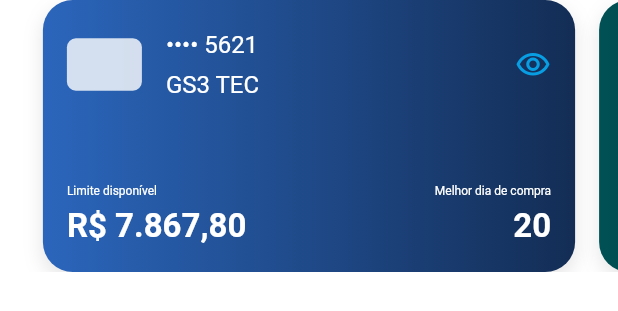
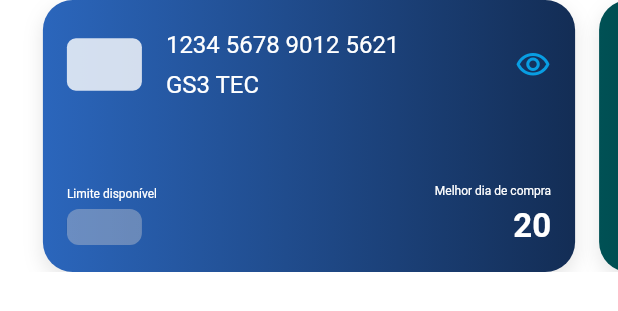
Before and after one commit to Arthurlima544/Desafio-Tecnico-GS3, a Flutter app: the CreditCardCarousel widget shown alone on an empty page, opened directly, on a phone screen of 412 x 824 dp. Shown: the top 311 px of the screen. Run offline on Flutter 3.47's test engine with Material 3 defaults, Android fonts, the phone set to English and light mode, and no system bars; Roboto replaces fonts that are missing (Mulish).

Commit message:
feat: update CreditCardCarousel to use HomeViewModel for 'real' card data and add shimmer effect for loading state

```diff
--- a/lib/view/home/widgets/credit_card_carousel.dart
+++ b/lib/view/home/widgets/credit_card_carousel.dart
@@ -1,33 +1,39 @@
 import 'package:flutter/material.dart';
+import 'package:provider/provider.dart';
 
 import '../../../utils/design/design.dart';
+import '../../../view_model/home/home_view_model.dart';
+import '../../widgets/shimmer.dart';
+import '../../widgets/skeleton.dart';
 
 class CreditCardCarousel extends StatelessWidget {
   const CreditCardCarousel({super.key});
 
   @override
-  Widget build(BuildContext context) => SizedBox(
+  Widget build(BuildContext context) {
+    final HomeViewModel viewModel = context.watch<HomeViewModel>();
+
+    return SizedBox(
       height: MediaQuery.sizeOf(context).height * 0.22,
-    child: PageView(
+      child: ListenableBuilder(
+        listenable: viewModel,
+        builder: (BuildContext context, Widget? child) => PageView(
           controller: PageController(viewportFraction: 0.9),
-      children: const <Widget>[
+          children: <Widget>[
+            if (viewModel.cards.isNotEmpty)
+              for (int i = 0; i < viewModel.cards.length; i++)
                 CreditCardWidget(
-          cardNumber: '•••• 5621',
-          cardHolder: 'GS3 TEC',
-          availableLimit: 'R\$ 7.867,80',
-          bestDay: '20',
-          gradient: AppColors.card1Gradient,
-        ),
-        CreditCardWidget(
-          cardNumber: '•••• 1234',
-          cardHolder: 'Cliente',
-          availableLimit: 'R\$ 5.000,00',
-          bestDay: '10',
-          gradient: AppColors.card2Gradient,
+                  cardNumber: viewModel.cards[i].cardNumber,
+                  cardHolder: viewModel.cards[i].cardHolder,
+                  availableLimit: null,
+                  bestDay: viewModel.cards[i].bestDay.toString(),
+                  gradient: AppColors.getLinearGradientForCard(i),
                 ),
           ],
         ),
+      ),
     );
+  }
 }
 
 class CreditCardWidget extends StatelessWidget {
@@ -41,7 +47,7 @@ class CreditCardWidget extends StatelessWidget {
   });
   final String cardNumber;
   final String cardHolder;
-  final String availableLimit;
+  final String? availableLimit;
   final String bestDay;
   final Gradient? gradient;
 
@@ -107,8 +113,11 @@ class CreditCardWidget extends StatelessWidget {
                   'Limite disponível',
                   style: AppTextStyles.mulishRegular8,
                 ),
+                if (availableLimit == null)
+                  const Shimmer(child: Skeleton(height: 24, width: 50))
+                else
                   Text(
-                  availableLimit,
+                    availableLimit!,
                     style: AppTextStyles.mulishBold16LineHeight20,
                   ),
               ],
```
Lines whose indentation alone changed are shown as unchanged.
